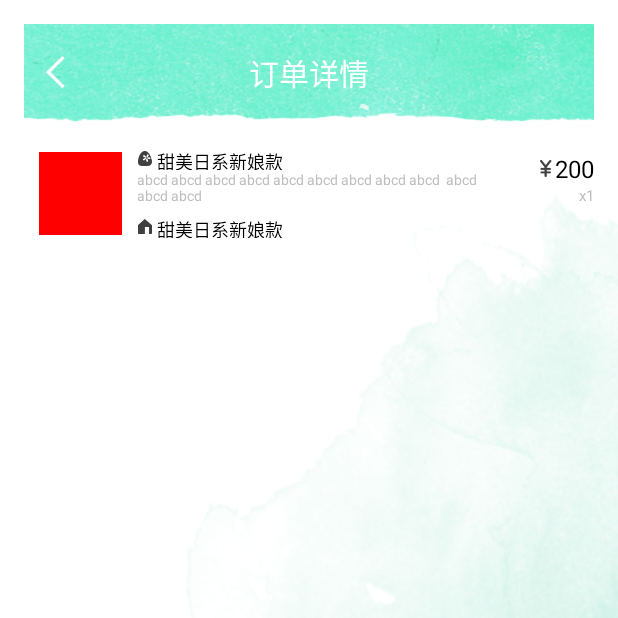
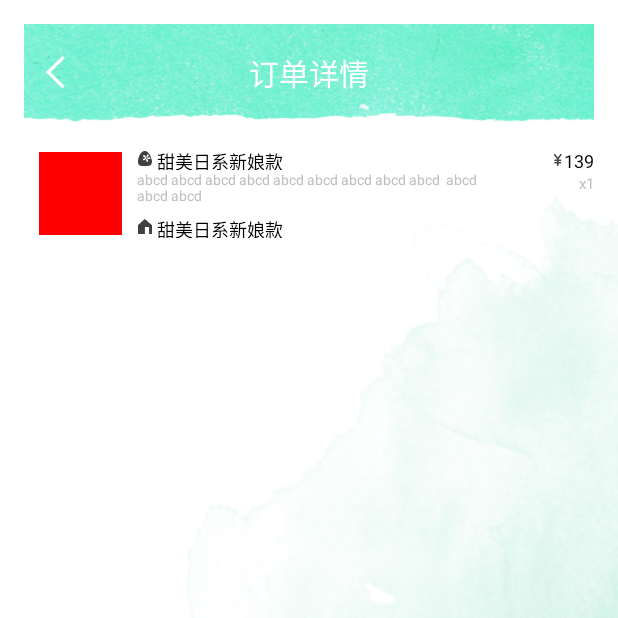
Before and after one commit to chao-zhou/NailD2D, an Android app: the screen it shows after launch (OrderDetails), on a phone screen of 412 x 824 dp, the top half of it. Run offline under Robolectric (Android 15) with nearby library versions, the phone set to English and light mode, and no system bars.

Commit message:
UI调整

```diff
--- a/app/src/main/res/layout/activity_order_details.xml
+++ b/app/src/main/res/layout/activity_order_details.xml
@@ -40,7 +40,6 @@
             android:background="@android:color/transparent" />
     </RelativeLayout>
     <RelativeLayout xmlns:android="http://schemas.android.com/apk/res/android"
-        android:orientation="vertical"
         android:layout_width="wrap_content"
         android:layout_height="wrap_content"
         android:background="@android:color/transparent">
@@ -113,19 +112,36 @@
         <RelativeLayout
             android:id="@+id/item_price"
             android:layout_width="70dp"
-            android:layout_height="wrap_content"
-            android:layout_alignParentTop="true"
-            android:layout_alignParentRight="true">
-            <com.naild2d.android.component.PriceTextView
+            android:layout_height="60dp"
+            android:layout_centerVertical="true"
+            android:layout_alignTop="@+id/item_info"
+            android:layout_alignParentRight="true"
+            android:layout_alignParentEnd="true">
+            <LinearLayout xmlns:android="http://schemas.android.com/apk/res/android"
                 android:id="@+id/item_order_details_price"
+                android:orientation="horizontal"
                 android:layout_width="wrap_content"
                 android:layout_height="wrap_content"
-                app:price="200"
-                app:textSize="16"
-                android:layout_alignParentTop="true"
-                android:layout_marginTop="10dp"
-                android:layout_alignParentRight="true"/>
-
+                android:layout_alignParentRight="true"
+                android:layout_alignParentEnd="true"
+                android:background="@android:color/transparent">
+                <ImageView
+                    android:id="@+id/component_price_textView_yuan"
+                    android:layout_width="5dp"
+                    android:layout_height="8dp"
+                    android:scaleType="centerInside"
+                    android:layout_gravity="center_vertical"
+                    android:background="@drawable/icon_yuan_black"/>
+                <TextView
+                    android:id="@+id/component_price_textview_price"
+                    android:layout_width="wrap_content"
+                    android:layout_height="wrap_content"
+                    android:layout_gravity="center_vertical"
+                    android:textColor="#000000"
+                    android:textSize="12sp"
+                    android:layout_marginLeft="1dp"
+                    android:text="139"/>
+            </LinearLayout>
             <TextView
                 android:layout_width="wrap_content"
                 android:layout_height="wrap_content"
```
